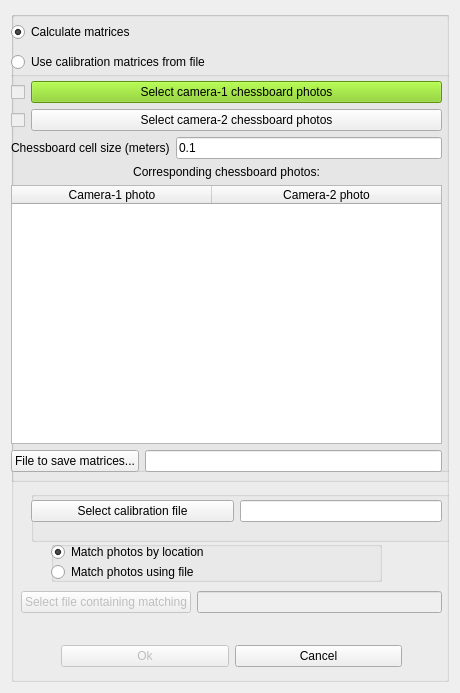
Old version of the form dialog.ui in the repository Aspirisha/Thermal_vision.
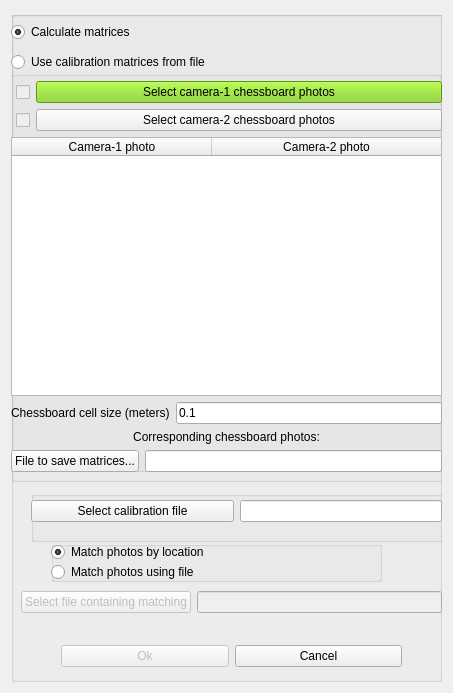
New version of the form.

The edit to the form file:
```diff
--- a/dialog.ui
+++ b/dialog.ui
@@ -6,7 +6,7 @@
    <rect>
     <x>0</x>
     <y>0</y>
-    <width>460</width>
+    <width>453</width>
     <height>693</height>
    </rect>
   </property>
@@ -118,7 +118,7 @@
         <rect>
          <x>-20</x>
          <y>60</y>
-         <width>481</width>
+         <width>451</width>
          <height>401</height>
         </rect>
        </property>
@@ -140,31 +140,12 @@
          </item>
          <item>
           <layout class="QFormLayout" name="formLayout_6">
-           <item row="0" column="0">
-            <widget class="QCheckBox" name="rgb_photos_ok_checkbox">
-             <property name="enabled">
-              <bool>false</bool>
-             </property>
-             <property name="sizePolicy">
-              <sizepolicy hsizetype="Preferred" vsizetype="Preferred">
-               <horstretch>0</horstretch>
-               <verstretch>0</verstretch>
-              </sizepolicy>
-             </property>
-             <property name="text">
-              <string/>
-             </property>
-             <property name="checkable">
-              <bool>true</bool>
-             </property>
-             <property name="checked">
-              <bool>false</bool>
-             </property>
-             <property name="autoRepeat">
-              <bool>false</bool>
-             </property>
-            </widget>
-           </item>
+           <property name="fieldGrowthPolicy">
+            <enum>QFormLayout::AllNonFixedFieldsGrow</enum>
+           </property>
+           <property name="leftMargin">
+            <number>5</number>
+           </property>
            <item row="0" column="1">
             <widget class="QPushButton" name="rgb_calibration_files_button">
              <property name="palette">
@@ -619,39 +600,33 @@
              </property>
             </widget>
            </item>
-          </layout>
-         </item>
-         <item>
-          <layout class="QFormLayout" name="formLayout">
-           <property name="fieldGrowthPolicy">
-            <enum>QFormLayout::AllNonFixedFieldsGrow</enum>
-           </property>
            <item row="0" column="0">
-            <widget class="QLabel" name="label_3">
-             <property name="text">
-              <string>Chessboard cell size (meters)</string>
+            <widget class="QCheckBox" name="rgb_photos_ok_checkbox">
+             <property name="enabled">
+              <bool>false</bool>
              </property>
-            </widget>
-           </item>
-           <item row="0" column="1">
-            <widget class="QLineEdit" name="cell_size_edit">
+             <property name="sizePolicy">
+              <sizepolicy hsizetype="Preferred" vsizetype="Preferred">
+               <horstretch>0</horstretch>
+               <verstretch>0</verstretch>
+              </sizepolicy>
+             </property>
              <property name="text">
-              <string>0.1</string>
+              <string/>
+             </property>
+             <property name="checkable">
+              <bool>true</bool>
+             </property>
+             <property name="checked">
+              <bool>false</bool>
+             </property>
+             <property name="autoRepeat">
+              <bool>false</bool>
              </property>
             </widget>
            </item>
           </layout>
          </item>
-         <item>
-          <widget class="QLabel" name="label">
-           <property name="text">
-            <string>Corresponding chessboard photos:</string>
-           </property>
-           <property name="alignment">
-            <set>Qt::AlignCenter</set>
-           </property>
-          </widget>
-         </item>
          <item>
           <widget class="QTableWidget" name="rgb_tv_table">
            <property name="sizePolicy">
@@ -687,6 +662,37 @@
            </column>
           </widget>
          </item>
+         <item>
+          <layout class="QFormLayout" name="formLayout">
+           <property name="fieldGrowthPolicy">
+            <enum>QFormLayout::AllNonFixedFieldsGrow</enum>
+           </property>
+           <item row="0" column="0">
+            <widget class="QLabel" name="label_3">
+             <property name="text">
+              <string>Chessboard cell size (meters)</string>
+             </property>
+            </widget>
+           </item>
+           <item row="0" column="1">
+            <widget class="QLineEdit" name="cell_size_edit">
+             <property name="text">
+              <string>0.1</string>
+             </property>
+            </widget>
+           </item>
+          </layout>
+         </item>
+         <item>
+          <widget class="QLabel" name="label">
+           <property name="text">
+            <string>Corresponding chessboard photos:</string>
+           </property>
+           <property name="alignment">
+            <set>Qt::AlignCenter</set>
+           </property>
+          </widget>
+         </item>
          <item>
           <layout class="QHBoxLayout" name="calibration_file_options_layout_3">
            <item>
```
